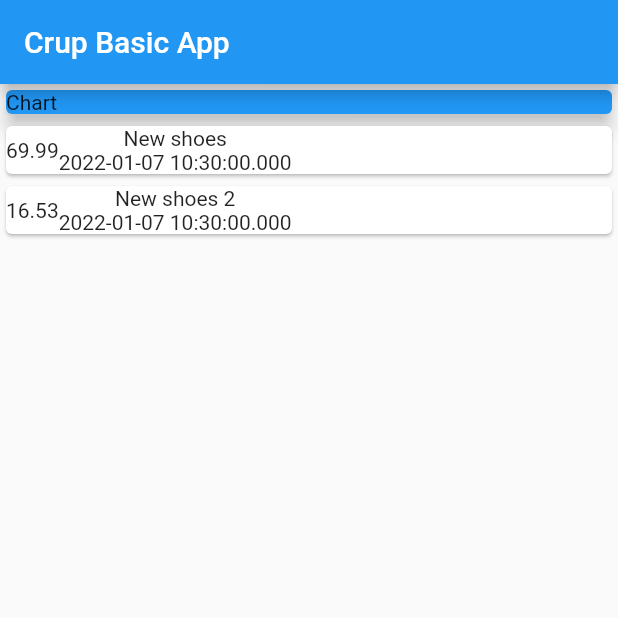
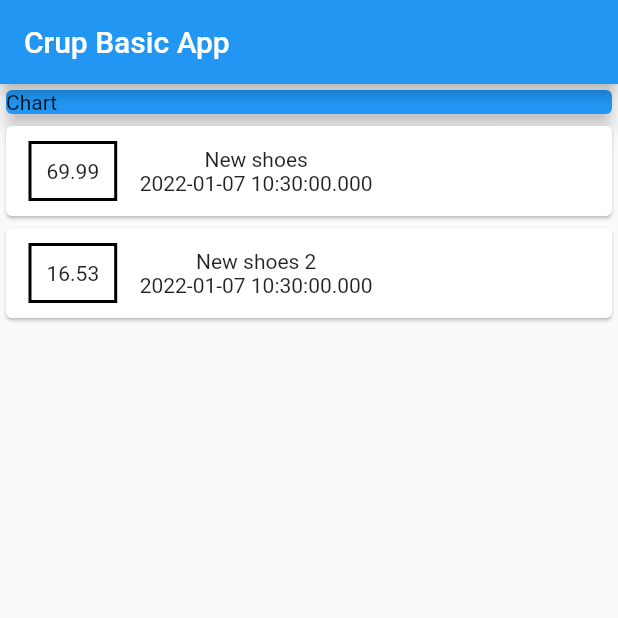
Before and after one commit to fahmi54321/crud_basic_app, a Flutter app: the screen it shows after launch, on a phone screen of 412 x 824 dp, the top half of it. Run offline on Flutter 3.47's test engine with Material 2 defaults, Android fonts, the phone set to English and light mode, and no system bars.

Commit message:
styling container

```diff
--- a/lib/main.dart
+++ b/lib/main.dart
@@ -78,6 +78,19 @@ class MyHomePage extends StatelessWidget {
                     child: Text(
                       transaction.amount.toString(),
                     ),
+                    margin: EdgeInsets.symmetric(
+                      vertical: 10,
+                      horizontal: 15,
+                    ),
+                    decoration: BoxDecoration(
+                      border: Border.all(
+                        color: Colors.black,
+                        width: 2,
+                      ),
+                    ),
+                    padding: EdgeInsets.all(
+                      10,
+                    ),
                   ),
                   Column(
                     children: [
```
